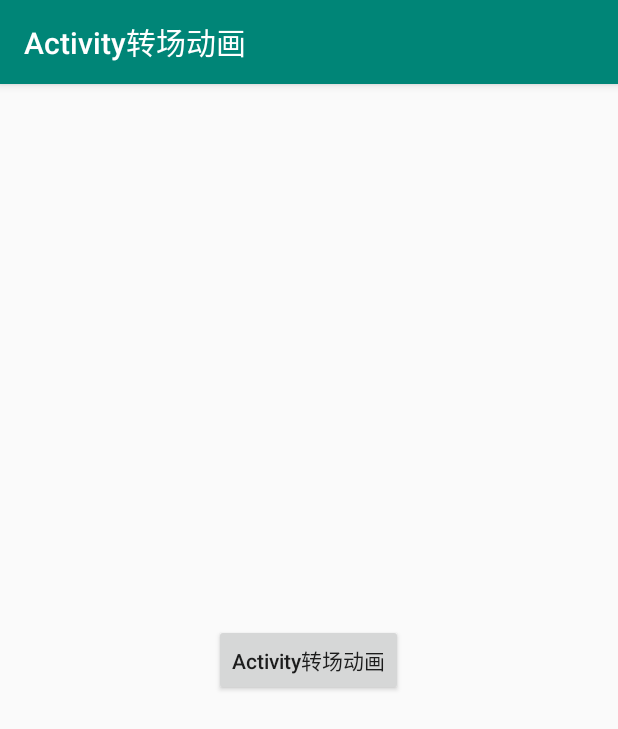
After one commit to lsqmou/AnimationStudyDemo, an Android app: the TransitionAnimationActivcity screen opened directly, with no data from a screen before it, on a phone screen of 412 x 824 dp. The commit adds this screen. Shown: the top 729 px of the screen. Run offline under Robolectric (Android 15) with nearby library versions, the phone set to English and light mode, and no system bars.

Commit message:
补间动画完善

```diff
--- /dev/null
+++ b/app/src/main/java/com/lmoumou/tween/TransitionAnimationActivcity.kt
@@ -0,0 +1,35 @@
+package com.lmoumou.tween
+
+import android.content.Context
+import android.content.Intent
+import android.os.Bundle
+import androidx.appcompat.app.AppCompatActivity
+import com.lmoumou.animationstudydemo.R
+
+/**
+ * 作者：Lmoumou
+ * 时间：2019/4/29 09:43
+ *
+ * Activity转场动画
+ *
+ * 5.0之后的转场动画待定。。。
+ */
+class TransitionAnimationActivcity : AppCompatActivity() {
+
+    companion object {
+        fun startThis(mContext: Context) {
+            val intent = Intent(mContext.applicationContext, TransitionAnimationActivcity::class.java)
+            mContext.startActivity(intent)
+        }
+    }
+
+    override fun onCreate(savedInstanceState: Bundle?) {
+        super.onCreate(savedInstanceState)
+        setContentView(R.layout.activity_transition_animation)
+    }
+
+    override fun finish() {
+        super.finish()
+        overridePendingTransition(R.anim.fade_in, R.anim.fade_out)
+    }
+}
--- /dev/null
+++ b/app/src/main/res/anim/fade_in.xml
@@ -0,0 +1,10 @@
+<?xml version="1.0" encoding="utf-8"?>
+<set xmlns:android="http://schemas.android.com/apk/res/android">
+
+    <alpha
+            android:duration="300"
+            android:fromAlpha="0.0"
+            android:toAlpha="1.0"
+    />
+
+</set>
--- /dev/null
+++ b/app/src/main/res/anim/fade_out.xml
@@ -0,0 +1,10 @@
+<?xml version="1.0" encoding="utf-8"?>
+<set xmlns:android="http://schemas.android.com/apk/res/android">
+
+    <alpha
+            android:duration="300"
+            android:fromAlpha="1.0"
+            android:toAlpha="0.0"
+    />
+
+</set>
--- /dev/null
+++ b/app/src/main/res/anim/item_animation.xml
@@ -0,0 +1,6 @@
+<?xml version="1.0" encoding="utf-8"?>
+<layoutAnimation xmlns:android="http://schemas.android.com/apk/res/android"
+                 android:delay="0.5"
+                 android:animationOrder="normal"
+                 android:animation="@anim/item_in"
+/>
--- /dev/null
+++ b/app/src/main/res/layout/activity_transition_animation.xml
@@ -0,0 +1,14 @@
+<?xml version="1.0" encoding="utf-8"?>
+<LinearLayout xmlns:android="http://schemas.android.com/apk/res/android"
+              android:orientation="vertical"
+              android:gravity="center"
+              android:layout_width="match_parent"
+              android:layout_height="match_parent">
+
+    <Button
+            android:text="Activity转场动画"
+            android:textAllCaps="false"
+            android:layout_width="wrap_content"
+            android:layout_height="wrap_content"/>
+
+</LinearLayout>
```
Also changed, not shown: app/src/main/AndroidManifest.xml (+12 -0 lines), app/src/main/java/com/lmoumou/tween/FragmentAnimationActivity.kt (added, +48 -0 lines), app/src/main/java/com/lmoumou/tween/TransitionAnimationFragment.kt (added, +26 -0 lines), app/src/main/java/com/lmoumou/tween/TweenAnimationActivity.kt (+11 -0 lines), app/src/main/java/com/lmoumou/tween/ViewGroupAnimationActivity.kt (added, +88 -0 lines), app/src/main/res/anim/item_in.xml (added, +16 -0 lines), app/src/main/res/layout/activity_fragment_animation.xml (added, +20 -0 lines), app/src/main/res/layout/activity_viewgroup_animation.xml (added, +43 -0 lines), app/src/main/res/layout/fragment_transition_animation.xml (added, +15 -0 lines), app/src/main/res/layout/item_viewgroup.xml (added, +18 -0 lines).
